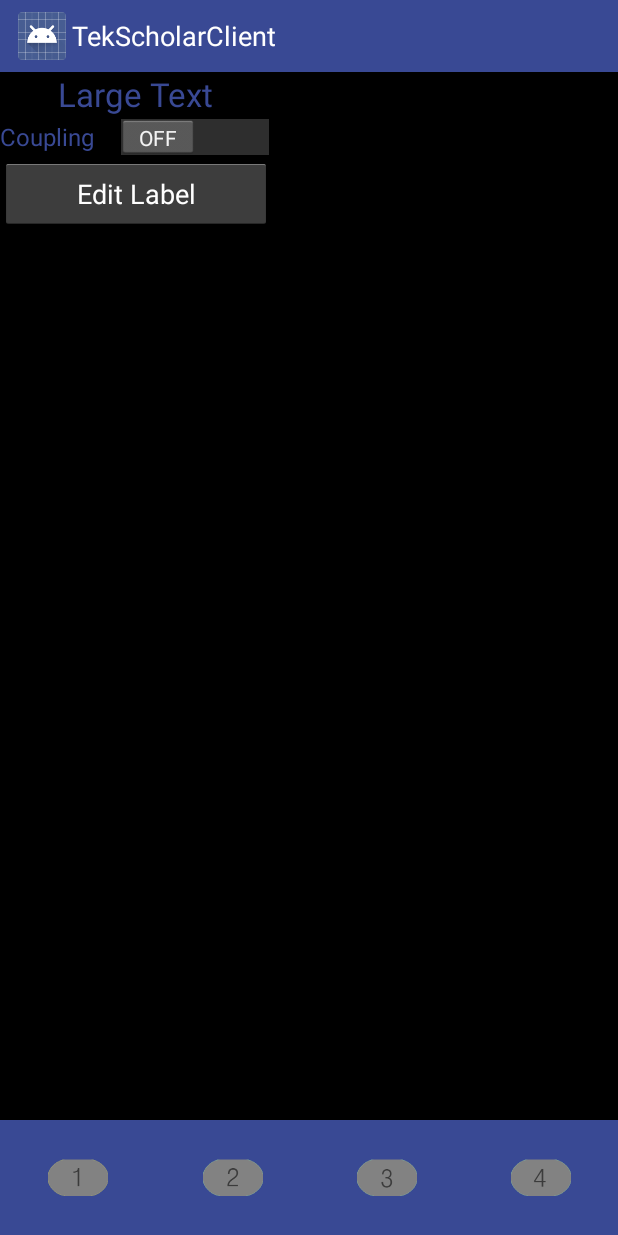
After one commit to donaldheer/TekScholar2014Client, an Android app: the layout settings_fragment.xml on its own in the app's theme, with its tools: preview values and no code run, on a phone screen of 412 x 824 dp. The commit adds this screen. Run offline under Robolectric (Android 15) with nearby library versions, the phone set to English and light mode, and no system bars.

Commit message:
Added settings page layout
Initial layout of settings page created with class in main activity

```diff
--- a/TekScholarClientProject/TekScholarClient/src/main/java/com/tekscholar/androidclient/MainActivity.java
+++ b/TekScholarClientProject/TekScholarClient/src/main/java/com/tekscholar/androidclient/MainActivity.java
@@ -80,7 +80,7 @@ public class MainActivity extends Activity
                 break;
             case 1:
                 fragmentManager.beginTransaction()
-                        .replace(R.id.container, PlaceholderFragment.newInstance(position + 1))
+                        .replace(R.id.container, settings_Fragment.newInstance(position + 1))
                         .commit();
                 break;
             case 2:
@@ -245,4 +245,43 @@ public class MainActivity extends Activity
     }
 
 
+    public static class settings_Fragment extends Fragment {
+        /**
+         * The fragment argument representing the section number for this
+         * fragment.
+         */
+        private static final String ARG_SECTION_NUMBER = "section_number";
+
+        /**
+         * Returns a new instance of this fragment for the given section
+         * number.
+         */
+        public static settings_Fragment newInstance(int sectionNumber) {
+            settings_Fragment fragment = new settings_Fragment();
+            Bundle args = new Bundle();
+            args.putInt(ARG_SECTION_NUMBER, sectionNumber);
+            fragment.setArguments(args);
+            return fragment;
+        }
+
+        public settings_Fragment() {
+        }
+
+        @Override
+        public View onCreateView(LayoutInflater inflater, ViewGroup container,
+                                 Bundle savedInstanceState) {
+            View rootView = inflater.inflate(R.layout.settings_fragment, container, false);
+            TextView textView = (TextView) rootView.findViewById(R.id.section_label);
+            textView.setText(Integer.toString(getArguments().getInt(ARG_SECTION_NUMBER)));
+            return rootView;
+        }
+
+        @Override
+        public void onAttach(Activity activity) {
+            super.onAttach(activity);
+            ((MainActivity) activity).onSectionAttached(
+                    getArguments().getInt(ARG_SECTION_NUMBER));
+        }
+    }
+
 }
--- /dev/null
+++ b/TekScholarClientProject/TekScholarClient/src/main/res/layout/settings_fragment.xml
@@ -0,0 +1,111 @@
+<?xml version="1.0" encoding="utf-8"?>
+
+<LinearLayout xmlns:android="http://schemas.android.com/apk/res/android"
+    xmlns:mystyles="http://schemas.android.com/apk/res-auto"
+    android:layout_width="match_parent" android:layout_height="match_parent"
+    android:orientation="vertical"
+    android:background="#cccc">
+
+    <LinearLayout
+        android:orientation="horizontal"
+        android:layout_width="fill_parent"
+        android:layout_height="fill_parent"
+        android:background="@android:color/black"
+        android:layout_weight=".10"
+        style="@android:style/DeviceDefault.ButtonBar.AlertDialog">
+
+
+        <LinearLayout
+            android:orientation="vertical"
+            android:layout_width="wrap_content"
+            android:layout_height="match_parent">
+
+            <TextView
+                android:layout_width="wrap_content"
+                android:layout_height="wrap_content"
+                android:textAppearance="?android:attr/textAppearanceLarge"
+                android:text="Large Text"
+                android:id="@id/section_label"
+                android:textColor="@color/tektronix"
+                android:layout_gravity="center_horizontal" />
+
+            <Switch
+                android:layout_width="wrap_content"
+                android:layout_height="wrap_content"
+                android:text="Coupling"
+                android:id="@+id/switch1"
+                android:textColor="@color/tektronix" />
+
+            <Button
+                android:layout_width="match_parent"
+                android:layout_height="wrap_content"
+                android:text="Edit Label"
+                android:id="@+id/button"
+                android:textColor="#ffffff" />
+
+        </LinearLayout>
+
+    </LinearLayout>
+
+    <LinearLayout
+        android:orientation="horizontal"
+        android:layout_width="fill_parent"
+        android:layout_height="fill_parent"
+        android:background="@color/tektronix"
+        android:layout_weight=".90">
+
+        <com.tekscholar.androidclient.MultiImageSwitch
+            style="?android:attr/buttonStyleSmall"
+            android:layout_width="fill_parent"
+            android:layout_height="fill_parent"
+            android:text="New Button"
+            android:layout_weight="1"
+            android:id="@+id/multiSwitch1"
+            mystyles:image_count="3"
+            mystyles:image0="@drawable/tek_button_1_gray"
+            mystyles:image1="@drawable/tek_button_1_color"
+            mystyles:image2="@drawable/tek_button_1_less_color"
+            />
+
+        <com.tekscholar.androidclient.MultiImageSwitch
+            style="?android:attr/buttonStyleSmall"
+            android:layout_width="fill_parent"
+            android:layout_height="fill_parent"
+            android:text="New Button"
+            android:layout_weight="1"
+            android:id="@+id/multiSwitch2"
+            mystyles:image_count="3"
+            mystyles:image0="@drawable/tek_button_2_gray"
+            mystyles:image1="@drawable/tek_button_2_color"
+            mystyles:image2="@drawable/tek_button_2_less_color"
+            />
+
+        <com.tekscholar.androidclient.MultiImageSwitch
+            style="?android:attr/buttonStyleSmall"
+            android:layout_width="fill_parent"
+            android:layout_height="fill_parent"
+            android:text="New Button"
+            android:layout_weight="1"
+            android:id="@+id/multiSwitch3"
+            mystyles:image_count="3"
+            mystyles:image0="@drawable/tek_button_3_gray"
+            mystyles:image1="@drawable/tek_button_3_color"
+            mystyles:image2="@drawable/tek_button_3_less_color"
+            />
+
+        <com.tekscholar.androidclient.MultiImageSwitch
+            style="?android:attr/buttonStyleSmall"
+            android:layout_width="fill_parent"
+            android:layout_height="fill_parent"
+            android:text="New Button"
+            android:layout_weight="1"
+            android:id="@+id/multiSwitch4"
+            mystyles:image_count="3"
+            mystyles:image0="@drawable/tek_button_4_gray"
+            mystyles:image1="@drawable/tek_button_4_color"
+            mystyles:image2="@drawable/tek_button_4_less_color"
+            />
+
+    </LinearLayout>
+
+</LinearLayout>
```
Also changed, not shown: 2 other files.
